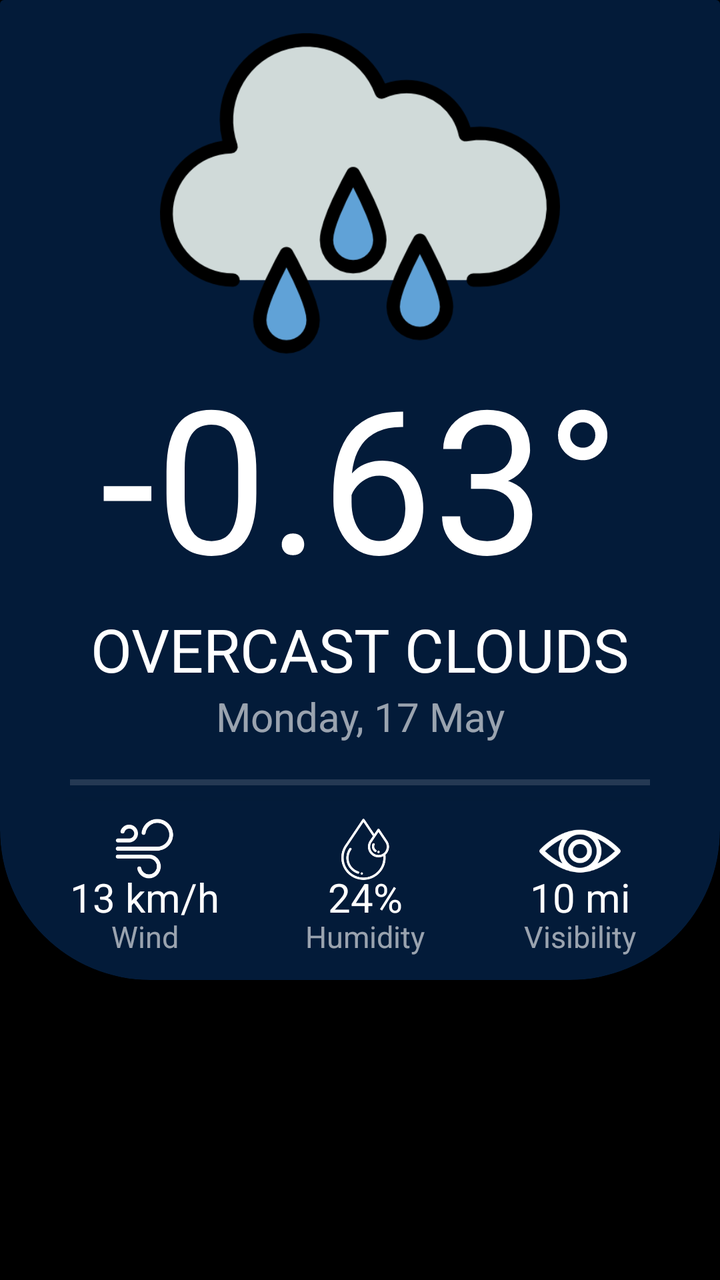
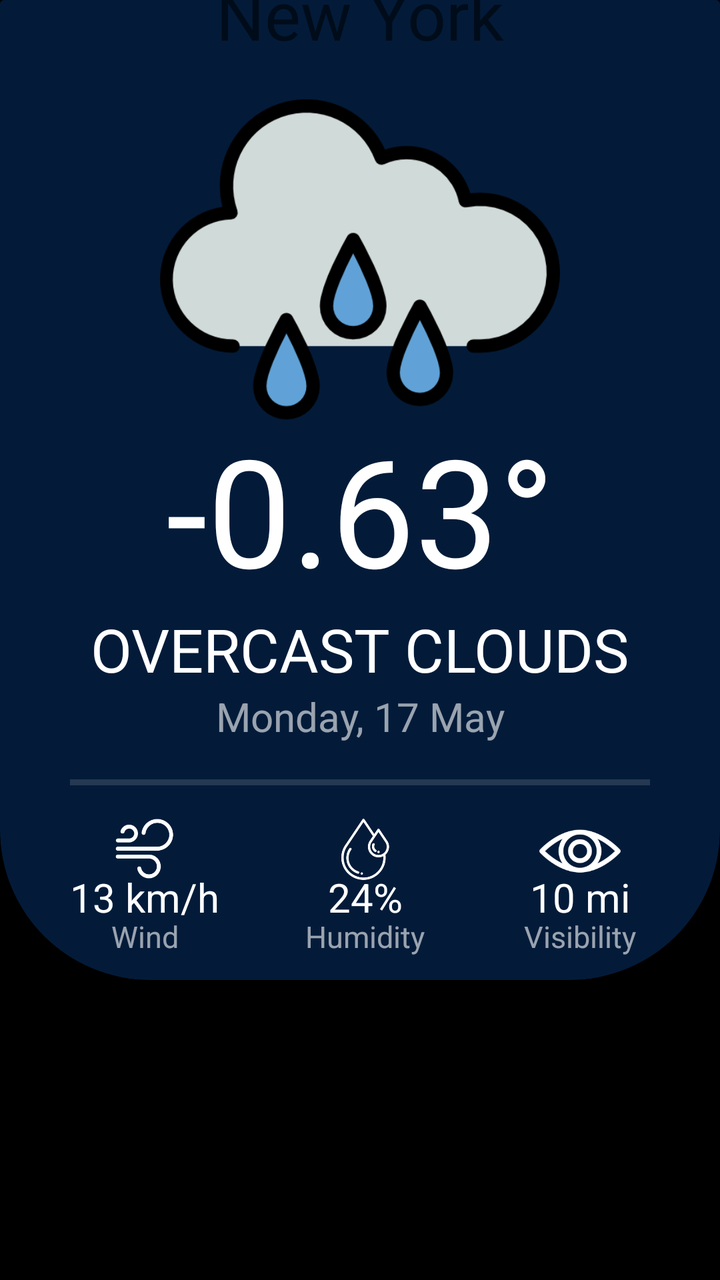

The first picture is an Android layout as it rendered before a commit; the second is the same layout after the commit. The layout source and the unified diff follow.
<!-- AndroidManifest.xml: application theme Theme.WeatherApp -->
<!-- res/layout/activity_main.xml -->
<?xml version="1.0" encoding="utf-8"?>
<androidx.constraintlayout.widget.ConstraintLayout xmlns:android="http://schemas.android.com/apk/res/android"
    xmlns:app="http://schemas.android.com/apk/res-auto"
    xmlns:tools="http://schemas.android.com/tools"
    android:layout_width="match_parent"
    android:layout_height="match_parent"
    android:background="@color/black"
    tools:context=".MainActivity">


    <androidx.constraintlayout.widget.ConstraintLayout
        android:layout_width="match_parent"
        android:layout_height="match_parent"
        android:layout_marginBottom="150dp"
        android:background="@drawable/rounded_corner"
        app:layout_constraintBottom_toBottomOf="parent"
        app:layout_constraintEnd_toEndOf="parent"
        app:layout_constraintStart_toStartOf="parent"
        app:layout_constraintTop_toTopOf="parent">

        <ImageView
            android:layout_width="200dp"
            android:layout_height="200dp"
            android:layout_marginBottom="-25dp"
            android:contentDescription="TODO"
            android:src="@drawable/icon_rain"
            android:translationZ="10dp"
            app:layout_constraintBottom_toTopOf="@+id/textView_currentTemp"
            app:layout_constraintEnd_toEndOf="parent"
            app:layout_constraintStart_toStartOf="parent"
            app:layout_constraintTop_toTopOf="parent"
            app:layout_constraintVertical_bias="1.0"
            tools:ignore="MissingConstraints" />


        <TextView
            android:id="@+id/textView_currentTemp"
            android:layout_width="wrap_content"
            android:layout_height="wrap_content"
            android:text="-0.63°"
            android:textColor="@color/white"
            android:textSize="100sp"
            android:translationZ="10dp"
            app:layout_constraintBottom_toTopOf="@+id/textView_weatherDescription"
            app:layout_constraintEnd_toEndOf="parent"
            app:layout_constraintStart_toStartOf="parent"
            app:layout_constraintTop_toTopOf="parent"
            app:layout_constraintVertical_bias="1.0" />

        <TextView
            android:id="@+id/textView_weatherDescription"
            android:layout_width="wrap_content"
            android:layout_height="wrap_content"
            android:text="overcast clouds"
            android:textAllCaps="true"
            android:textColor="@color/white"
            android:textSize="30sp"
            android:translationZ="10dp"
            app:layout_constraintBottom_toTopOf="@+id/textView_currentDate"
            app:layout_constraintEnd_toEndOf="parent"
            app:layout_constraintStart_toStartOf="parent" />

        <TextView
            android:id="@+id/textView_currentDate"
            android:layout_width="wrap_content"
            android:layout_height="wrap_content"
            android:text="Monday, 17 May"
            android:textColor="@color/font_alt"
            android:textSize="20sp"
            android:translationZ="10dp"
            app:layout_constraintBottom_toTopOf="@+id/view"
            app:layout_constraintEnd_toEndOf="parent"
            app:layout_constraintStart_toStartOf="parent"
            app:layout_constraintTop_toTopOf="parent"
            app:layout_constraintVertical_bias="0.95" />

        <View
            android:id="@+id/view"
            android:layout_width="match_parent"
            android:layout_height="3dp"
            android:layout_marginHorizontal="35dp"
            android:background="#22ffffff"
            android:translationZ="10dp"
            app:layout_constraintBottom_toBottomOf="parent"
            app:layout_constraintEnd_toEndOf="@+id/cardView"
            app:layout_constraintStart_toStartOf="parent"
            app:layout_constraintTop_toTopOf="parent"
            app:layout_constraintVertical_bias="0.8" />

        <androidx.constraintlayout.widget.ConstraintLayout
            android:id="@+id/constraintLayout"
            android:layout_width="0dp"
            android:layout_height="0dp"
            android:translationZ="10dp"
            app:layout_constraintBottom_toBottomOf="parent"
            app:layout_constraintEnd_toEndOf="@+id/view"
            app:layout_constraintHorizontal_bias="1.0"
            app:layout_constraintStart_toStartOf="@+id/view"
            app:layout_constraintTop_toBottomOf="@+id/view">

            <androidx.constraintlayout.widget.ConstraintLayout
                android:id="@+id/constraintLayout3"
                android:layout_width="wrap_content"
                android:layout_height="0dp"
                android:orientation="vertical"
                app:layout_constraintBottom_toBottomOf="parent"
                app:layout_constraintEnd_toEndOf="parent"
                app:layout_constraintHorizontal_bias="0.0"
                app:layout_constraintStart_toStartOf="parent"
                app:layout_constraintTop_toTopOf="parent">

                <ImageView
                    android:id="@+id/imageView_currentWind"
                    android:layout_width="60dp"
                    android:layout_height="60dp"
                    android:layout_gravity="center_horizontal"
                    android:layout_marginTop="-5dp"
                    android:contentDescription="TODO"
                    android:scaleType="fitXY"
                    android:src="@mipmap/icon_wind_foreground"
                    app:layout_constraintBottom_toBottomOf="parent"
                    app:layout_constraintEnd_toEndOf="parent"
                    app:layout_constraintStart_toStartOf="parent"
                    app:layout_constraintTop_toTopOf="parent"
                    app:layout_constraintVertical_bias="0.15" />

                <TextView
                    android:id="@+id/textView_currentWindSpeed_1"
                    android:layout_width="wrap_content"
                    android:layout_height="wrap_content"
                    android:layout_gravity="center_horizontal"
                    android:text="13 km/h"
                    android:textColor="@color/white"
                    android:textSize="20sp"
                    android:translationZ="20dp"
                    app:layout_constraintBottom_toBottomOf="parent"
                    app:layout_constraintEnd_toEndOf="parent"
                    app:layout_constraintStart_toStartOf="parent"
                    app:layout_constraintTop_toTopOf="parent"
                    app:layout_constraintVertical_bias="0.6" />


                <TextView
                    android:id="@+id/textView_currentWindSpeed_2"
                    android:layout_width="wrap_content"
                    android:layout_height="wrap_content"
                    android:layout_gravity="center_horizontal"
                    android:text="Wind"
                    android:textColor="@color/font_alt"
                    android:textSize="15sp"
                    android:translationZ="20dp"
                    app:layout_constraintBottom_toBottomOf="parent"
                    app:layout_constraintEnd_toEndOf="parent"
                    app:layout_constraintStart_toStartOf="parent"
                    app:layout_constraintTop_toTopOf="parent"
                    app:layout_constraintVertical_bias="0.85" />
            </androidx.constraintlayout.widget.ConstraintLayout>


            <androidx.constraintlayout.widget.ConstraintLayout
                android:layout_width="wrap_content"
                android:layout_height="0dp"
                android:orientation="vertical"
                app:layout_constraintBottom_toBottomOf="parent"
                app:layout_constraintEnd_toStartOf="@+id/constraintLayout2"
                app:layout_constraintStart_toEndOf="@+id/constraintLayout3"
                app:layout_constraintTop_toTopOf="parent">

                <ImageView
                    android:id="@+id/imageView_currentHumidity"
                    android:layout_width="50dp"
                    android:layout_height="50dp"
                    android:layout_gravity="center_horizontal"
                    android:contentDescription="TODO"
                    android:scaleType="fitXY"
                    android:src="@mipmap/icon_humidity_foreground"
                    app:layout_constraintBottom_toBottomOf="parent"
                    app:layout_constraintEnd_toEndOf="parent"
                    app:layout_constraintStart_toStartOf="parent"
                    app:layout_constraintTop_toTopOf="parent"
                    app:layout_constraintVertical_bias="0.15" />

                <TextView
                    android:id="@+id/textView_currentHumidity_1"
                    android:layout_width="wrap_content"
                    android:layout_height="wrap_content"
                    android:layout_gravity="center_horizontal"
                    android:text="24%"
                    android:textColor="@color/white"
                    android:textSize="20sp"
                    android:translationZ="20dp"
                    app:layout_constraintBottom_toBottomOf="parent"
                    app:layout_constraintEnd_toEndOf="parent"
                    app:layout_constraintStart_toStartOf="parent"
                    app:layout_constraintTop_toTopOf="parent"
                    app:layout_constraintVertical_bias="0.6" />


                <TextView
                    android:id="@+id/textView_currentHumidity_2"
                    android:layout_width="wrap_content"
                    android:layout_height="wrap_content"
                    android:layout_gravity="center_horizontal"
                    android:text="Humidity"
                    android:textColor="@color/font_alt"
                    android:textSize="15sp"
                    android:translationZ="20dp"
                    app:layout_constraintBottom_toBottomOf="parent"
                    app:layout_constraintEnd_toEndOf="parent"
                    app:layout_constraintStart_toStartOf="parent"
                    app:layout_constraintTop_toTopOf="parent"
                    app:layout_constraintVertical_bias="0.85" />

            </androidx.constraintlayout.widget.ConstraintLayout>


            <androidx.constraintlayout.widget.ConstraintLayout
                android:id="@+id/constraintLayout2"
                android:layout_width="wrap_content"
                android:layout_height="0dp"
                android:orientation="vertical"
                app:layout_constraintBottom_toBottomOf="parent"
                app:layout_constraintEnd_toEndOf="parent"
                app:layout_constraintHorizontal_bias="1.0"
                app:layout_constraintStart_toStartOf="parent"
                app:layout_constraintTop_toTopOf="parent">

                <ImageView
                    android:id="@+id/imageView_currentVisibility"
                    android:layout_width="70dp"
                    android:layout_height="70dp"
                    android:layout_gravity="center_horizontal"
                    android:layout_marginTop="-8dp"
                    android:layout_weight="1"
                    android:contentDescription="TODO"
                    android:scaleType="fitXY"
                    android:src="@mipmap/icon_visibility_foreground"
                    app:layout_constraintBottom_toBottomOf="parent"
                    app:layout_constraintEnd_toEndOf="parent"
                    app:layout_constraintStart_toStartOf="parent"
                    app:layout_constraintTop_toTopOf="parent"
                    app:layout_constraintVertical_bias="0.15" />

                <TextView
                    android:id="@+id/textView_currentVisibility_1"
                    android:layout_width="wrap_content"
                    android:layout_height="wrap_content"
                    android:layout_gravity="center_horizontal"
                    android:layout_weight="1"
                    android:text="10 mi"
                    android:textColor="@color/white"
                    android:textSize="20sp"
                    android:translationZ="20dp"
                    app:layout_constraintBottom_toBottomOf="parent"
                    app:layout_constraintEnd_toEndOf="parent"
                    app:layout_constraintStart_toStartOf="parent"
                    app:layout_constraintTop_toTopOf="parent"
                    app:layout_constraintVertical_bias="0.6" />


                <TextView
                    android:id="@+id/textView_currentVisibility_2"
                    android:layout_width="wrap_content"
                    android:layout_height="wrap_content"
                    android:layout_gravity="center_horizontal"
                    android:layout_weight="1"
                    android:text="Visibility"
                    android:textColor="@color/font_alt"
                    android:textSize="15sp"
                    android:translationZ="20dp"
                    app:layout_constraintBottom_toBottomOf="parent"
                    app:layout_constraintEnd_toEndOf="parent"
                    app:layout_constraintStart_toStartOf="parent"
                    app:layout_constraintTop_toTopOf="parent"
                    app:layout_constraintVertical_bias="0.85" />

            </androidx.constraintlayout.widget.ConstraintLayout>


        </androidx.constraintlayout.widget.ConstraintLayout>

        <androidx.cardview.widget.CardView
            android:id="@+id/cardView"
            android:layout_width="match_parent"
            android:layout_height="match_parent"
            app:cardBackgroundColor="@color/black"
            app:layout_constraintBottom_toBottomOf="parent"
            app:layout_constraintEnd_toEndOf="parent"
            app:layout_constraintStart_toStartOf="parent"
            app:layout_constraintTop_toTopOf="parent">

            <androidx.cardview.widget.CardView
                android:layout_width="match_parent"
                android:layout_height="match_parent"
                android:layout_marginTop="-75dp"
                app:cardBackgroundColor="@color/dark_blue"
                app:cardCornerRadius="75dp">

                <ImageView
                    android:id="@+id/image_view"
                    android:layout_width="match_parent"
                    android:layout_height="match_parent"
                    android:contentDescription="TODO"
                    android:scaleType="fitXY" />

            </androidx.cardview.widget.CardView>
        </androidx.cardview.widget.CardView>


    </androidx.constraintlayout.widget.ConstraintLayout>

</androidx.constraintlayout.widget.ConstraintLayout>
<!-- resources referenced by this layout -->
<resources>
  <color name="black">#FF000000</color>
  <color name="dark_blue">#031b39</color>
  <color name="font_alt">#99ffffff</color>
  <color name="white">#FFFFFFFF</color>
  <!-- drawable icon_rain: png bitmap (drawable, 27035 bytes) -->
  <!-- drawable rounded_corner (drawable) -->
  <?xml version="1.0" encoding="utf-8"?>
  <shape xmlns:android="http://schemas.android.com/apk/res/android">
      <solid android:color="@color/transparent"/>
  
      <corners android:bottomLeftRadius="50dp"
               android:bottomRightRadius="50dp"/>
  
  </shape>
  <!-- mipmap icon_humidity_foreground: png bitmap (mipmap-hdpi, 3598 bytes) -->
  <!-- mipmap icon_visibility_foreground: png bitmap (mipmap-hdpi, 2036 bytes) -->
  <!-- mipmap icon_wind_foreground: png bitmap (mipmap-hdpi, 2291 bytes) -->
  <style name="Theme.WeatherApp" parent="Theme.MaterialComponents.DayNight.NoActionBar">
          
          <item name="colorPrimary">@color/purple_500</item>
          <item name="colorPrimaryVariant">@color/purple_700</item>
          <item name="colorOnPrimary">@color/white</item>
          
          <item name="colorSecondary">@color/teal_200</item>
          <item name="colorSecondaryVariant">@color/teal_700</item>
          <item name="colorOnSecondary">@color/black</item>
          
          <item name="android:statusBarColor" tools:targetApi="l">@color/transparent</item>
          
  
      </style>
  <color name="transparent">#00000000</color>
  <color name="purple_500">#FF6200EE</color>
  <color name="purple_700">#FF3700B3</color>
  <color name="teal_200">#FF03DAC5</color>
  <color name="teal_700">#FF018786</color>
</resources>

<!-- the commit's change to res/layout/activity_main.xml (unified diff, before → after) -->
@@ -18,7 +18,53 @@
         app:layout_constraintStart_toStartOf="parent"
         app:layout_constraintTop_toTopOf="parent">
 
+        <LinearLayout
+            android:layout_width="wrap_content"
+            android:layout_height="wrap_content"
+            android:layout_marginTop="33dp"
+            android:orientation="horizontal"
+            android:translationZ="10dp"
+            app:layout_constraintBottom_toTopOf="@+id/textView_cityName"
+            app:layout_constraintEnd_toEndOf="parent"
+            app:layout_constraintStart_toStartOf="parent"
+            app:layout_constraintTop_toTopOf="parent"
+            app:layout_constraintVertical_bias="0.0">
+
+            <EditText
+                android:id="@+id/editText_ZipCode"
+                android:layout_width="wrap_content"
+                android:layout_height="wrap_content"
+                android:ems="10"
+                android:inputType="textPersonName"
+                android:text="Name"
+                android:translationZ="10dp" />
+
+            <Button
+                android:id="@+id/button_search"
+                android:layout_width="wrap_content"
+                android:layout_height="wrap_content"
+                android:text="Search"
+                android:translationZ="10dp" />
+
+
+        </LinearLayout>
+
+
+        <TextView
+            android:id="@+id/textView_cityName"
+            android:layout_width="wrap_content"
+            android:layout_height="wrap_content"
+            android:text="New York"
+            android:textSize="34sp"
+            android:translationZ="10dp"
+            app:layout_constraintBottom_toTopOf="@+id/imageView_weatherIcon"
+            app:layout_constraintEnd_toEndOf="@+id/imageView_weatherIcon"
+            app:layout_constraintStart_toStartOf="@+id/imageView_weatherIcon"
+            app:layout_constraintTop_toTopOf="@+id/cardView"
+            app:layout_constraintVertical_bias="1.0" />
+
         <ImageView
+            android:id="@+id/imageView_weatherIcon"
             android:layout_width="200dp"
             android:layout_height="200dp"
             android:layout_marginBottom="-25dp"
@@ -39,7 +85,7 @@
             android:layout_height="wrap_content"
             android:text="-0.63°"
             android:textColor="@color/white"
-            android:textSize="100sp"
+            android:textSize="75sp"
             android:translationZ="10dp"
             app:layout_constraintBottom_toTopOf="@+id/textView_weatherDescription"
             app:layout_constraintEnd_toEndOf="parent"
